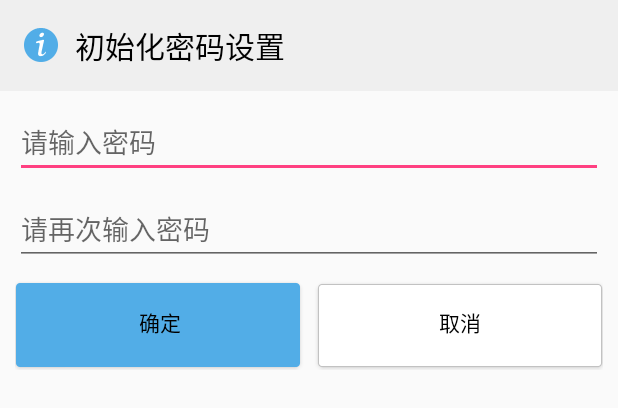
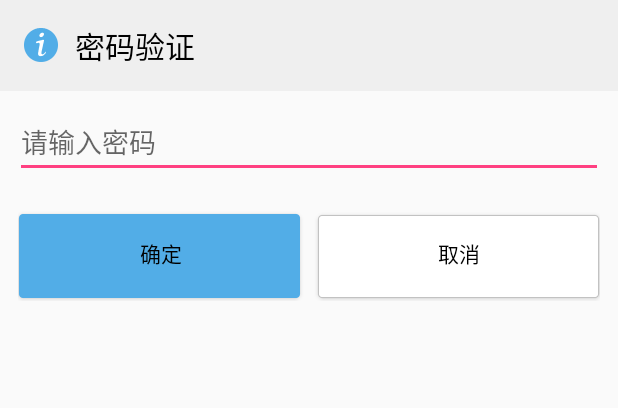
Before and after one commit to yidianfeihong/PleasantSafe, an Android app: the layout home_checkpassword_dialog.xml on its own in the app's theme, with its tools: preview values and no code run, on a phone screen of 412 x 824 dp. Shown: the top 408 px of the screen. Run offline under Robolectric (Android 15) with nearby library versions, the phone set to English and light mode, and no system bars.

Commit message:
add password checking dialog

```diff
--- a/app/src/main/java/com/example/cqupt/pleasantsafe/utils/Constans.java
+++ b/app/src/main/java/com/example/cqupt/pleasantsafe/utils/Constans.java
@@ -1,4 +1,6 @@
 package com.example.cqupt.pleasantsafe.utils;
+
+import android.content.Context;
 
 /**
  * Created by Ming on 2017/11/20.
@@ -8,4 +10,5 @@ public interface Constans {
 
     public static final String ISAUTOUPDATE = "isAutoUpdate";
 
+    public static final String SJFDPSW = "sjfdpsw";
 }
--- a/app/src/main/res/layout/home_setpassword_dialog.xml
+++ b/app/src/main/res/layout/home_checkpassword_dialog.xml
@@ -12,7 +12,7 @@
         android:drawableLeft="@drawable/dialog_title_default_icon"
         android:drawablePadding="10dp"
         android:gravity="center_vertical"
-        android:text="初始化密码设置"
+        android:text="密码验证"
         android:textColor="#000"
         android:padding="15dp"
         android:textSize="20sp" />
@@ -29,21 +29,10 @@
         android:textCursorDrawable="@null"
         />
 
-
-    <EditText
-        android:id="@+id/dialog_et_confirm"
-        android:layout_width="match_parent"
-        android:layout_height="wrap_content"
-        android:layout_marginLeft="10dp"
-        android:layout_marginRight="10dp"
-        android:hint="请再次输入密码"
-        android:inputType="textPassword" />
-
-
     <LinearLayout
         android:layout_width="match_parent"
         android:layout_height="wrap_content"
-        android:padding="10dp"
+        android:padding="12dp"
         >
 
 
```
Also changed, not shown: app/src/main/java/com/example/cqupt/pleasantsafe/activity/HomeActivity.java (+120 -3 lines), app/src/main/java/com/example/cqupt/pleasantsafe/utils/SharedPreferencesUtil.java (+15 -0 lines).
